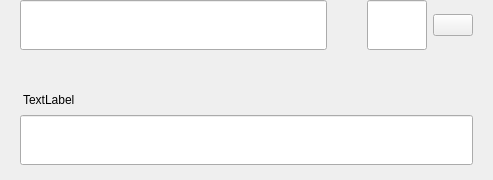
Qt form src/qt/castle/forms/sendmultirow.ui (growaleaf/CastleMN) before a commit.
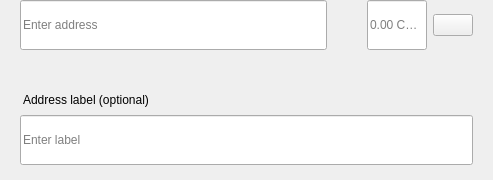
The same form after that commit.

Diff of the .ui file:
```diff
--- a/src/qt/castle/forms/sendmultirow.ui
+++ b/src/qt/castle/forms/sendmultirow.ui
@@ -140,6 +140,9 @@
               <height>50</height>
              </size>
             </property>
+            <property name="placeholderText">
+             <string>Enter address</string>
+            </property>
            </widget>
           </item>
          </layout>
@@ -194,6 +197,9 @@
           <property name="alignment">
            <set>Qt::AlignLeading|Qt::AlignLeft|Qt::AlignVCenter</set>
           </property>
+          <property name="placeholderText">
+           <string notr="true">0.00 CSTL</string>
+          </property>
          </widget>
         </item>
         <item>
@@ -287,7 +293,7 @@
 padding:0px;</string>
         </property>
         <property name="text">
-         <string>TextLabel</string>
+         <string>Address label (optional)</string>
         </property>
        </widget>
       </item>
@@ -305,6 +311,9 @@
           <height>50</height>
          </size>
         </property>
+        <property name="placeholderText">
+         <string>Enter label</string>
+        </property>
        </widget>
       </item>
      </layout>
```
